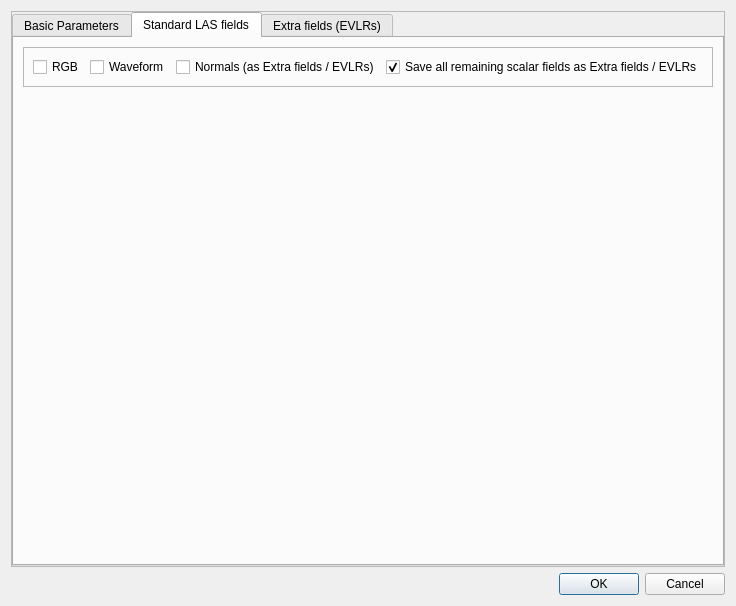
CloudCompare/CloudCompare, file plugins/core/IO/qLASIO/ui/lassavedialog.ui: the form before one commit.
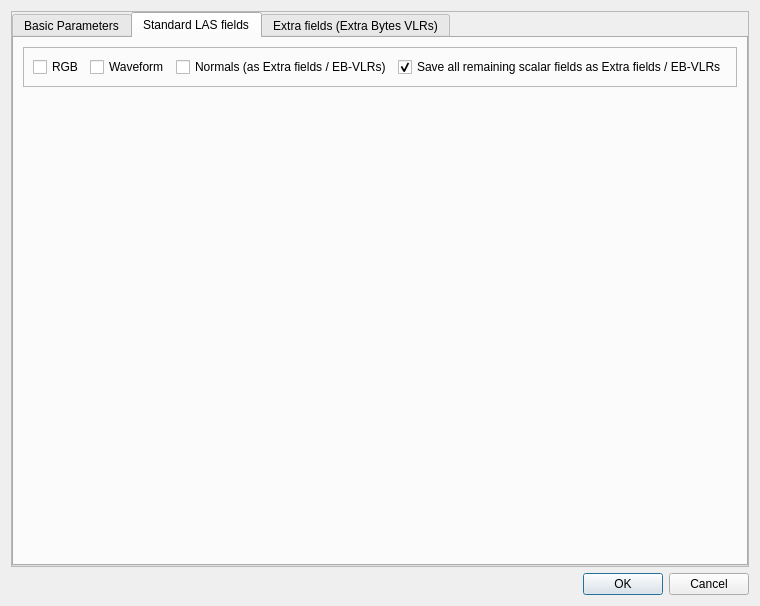
The form after the commit. The open tabs and pages were chosen to show the change.

Commit message: Disambiguation: make sure to speak of Extra-btyes VLR or EB-VLR instead of EVLR

The edit to the form file:
```diff
--- a/plugins/core/IO/qLASIO/ui/lassavedialog.ui
+++ b/plugins/core/IO/qLASIO/ui/lassavedialog.ui
@@ -6,7 +6,7 @@
    <rect>
     <x>0</x>
     <y>0</y>
-    <width>680</width>
+    <width>700</width>
     <height>580</height>
    </rect>
   </property>
@@ -508,7 +508,7 @@
 Version 1.4 is recommended for compatibility with all software packages.</string>
                </property>
                <property name="text">
-                <string>Normals (as Extra fields / EVLRs)</string>
+                <string>Normals (as Extra fields / EB-VLRs)</string>
                </property>
               </widget>
              </item>
@@ -519,7 +519,7 @@
 Version 1.4 is recommended for compatibility with all software packages.</string>
                </property>
                <property name="text">
-                <string>Save all remaining scalar fields as Extra fields / EVLRs</string>
+                <string>Save all remaining scalar fields as Extra fields / EB-VLRs</string>
                </property>
                <property name="checked">
                 <bool>true</bool>
@@ -559,7 +559,7 @@
         </widget>
         <widget class="QWidget" name="extraScalarFieldsTab">
          <attribute name="title">
-          <string>Extra fields (EVLRs)</string>
+          <string>Extra fields (Extra Bytes VLRs)</string>
          </attribute>
          <layout class="QVBoxLayout" name="verticalLayout_7">
           <item>
```
Left out of the diff: 6 changed lines with no effect on the pictures. The commit also changes 2 other files.
